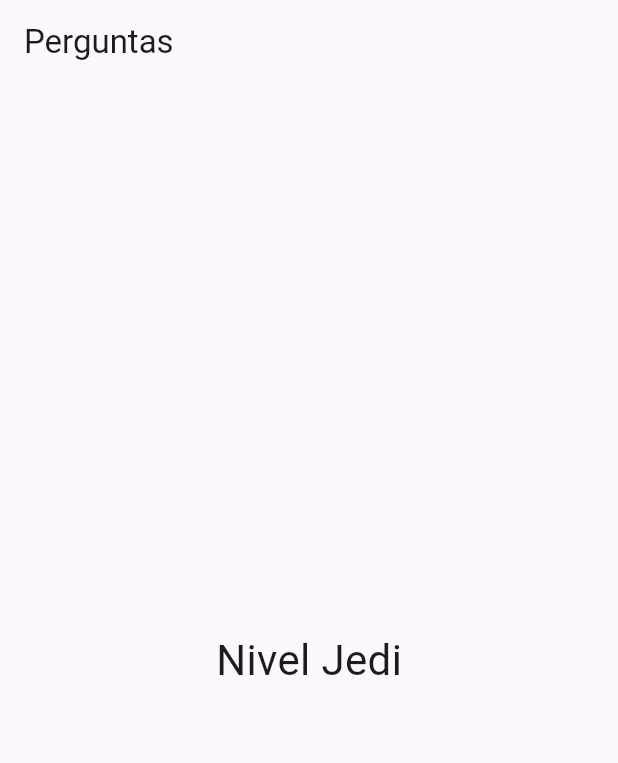
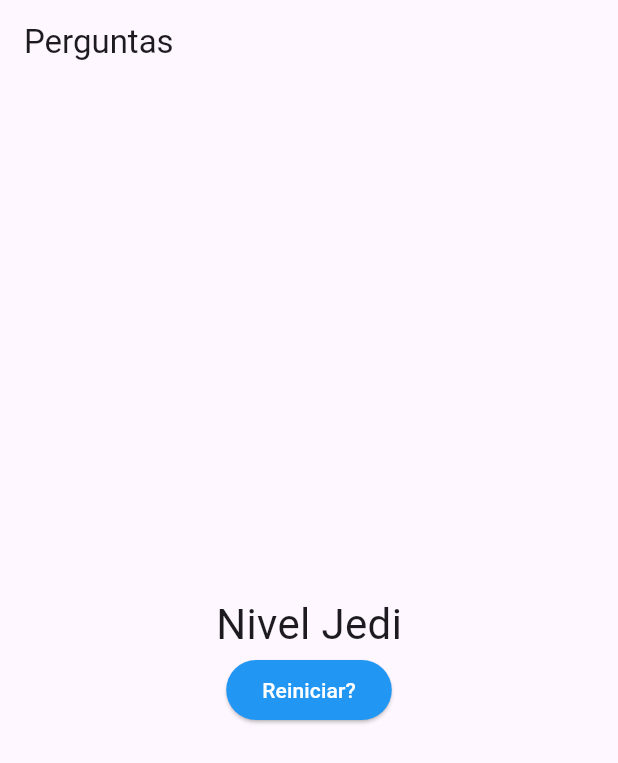
Before and after one commit to vinifred1003/My_first_flutter_project, a Flutter app: the screen it shows after launch, after a tap on "Preto", after a tap on "Gato", after a tap on "Leo", on a phone screen of 412 x 824 dp. Shown: the top 763 px of the screen. Run offline on Flutter 3.47's test engine with Material 3 defaults, Android fonts, the phone set to English and light mode, and no system bars.

Commit message:
botao de reinicialização

```diff
--- a/lib/main.dart
+++ b/lib/main.dart
@@ -79,7 +79,13 @@ class PerguntaAppState extends State<PerguntaApp> {
         pontuacaoTotal += pontuacao;
       });
     }
-    print(pontuacaoTotal);
+  }
+
+  void _reiniciarQuestionario() {
+    setState(() {
+      perguntaSelecionada = 0;
+      pontuacaoTotal = 0;
+    });
   }
 
   bool get temPerguntaSelecionada {
@@ -99,7 +105,7 @@ class PerguntaAppState extends State<PerguntaApp> {
                 perguntaSelecionada: perguntaSelecionada,
                 quandoResponder: responder,
               )
-            : Resultado(pontuacaoTotal),
+            : Resultado(pontuacaoTotal, _reiniciarQuestionario),
       ),
     );
   }
--- a/lib/resultado.dart
+++ b/lib/resultado.dart
@@ -2,7 +2,9 @@ import 'package:flutter/material.dart';
 
 class Resultado extends StatelessWidget {
   final int pontuacao;
-  const Resultado(this.pontuacao, {super.key});
+  final void Function() quandoReiniciarQuestionario;
+  const Resultado(this.pontuacao, this.quandoReiniciarQuestionario,
+      {super.key});
 
   String get fraseResultado {
     if (pontuacao < 8) {
@@ -18,11 +20,24 @@ class Resultado extends StatelessWidget {
 
   @override
   Widget build(BuildContext context) {
-    return Center(
-      child: Text(
-        fraseResultado,
-        style: const TextStyle(fontSize: 28),
-      ),
+    return Column(
+      mainAxisAlignment: MainAxisAlignment.center,
+      children: [
+        Center(
+          child: Text(
+            fraseResultado,
+            style: const TextStyle(fontSize: 28),
+          ),
+        ),
+        ElevatedButton(
+          onPressed: quandoReiniciarQuestionario,
+          style: ElevatedButton.styleFrom(
+            backgroundColor: Colors.blue,
+            foregroundColor: Colors.white,
+          ),
+          child: const Text('Reiniciar?'),
+        )
+      ],
     );
   }
 }
```
